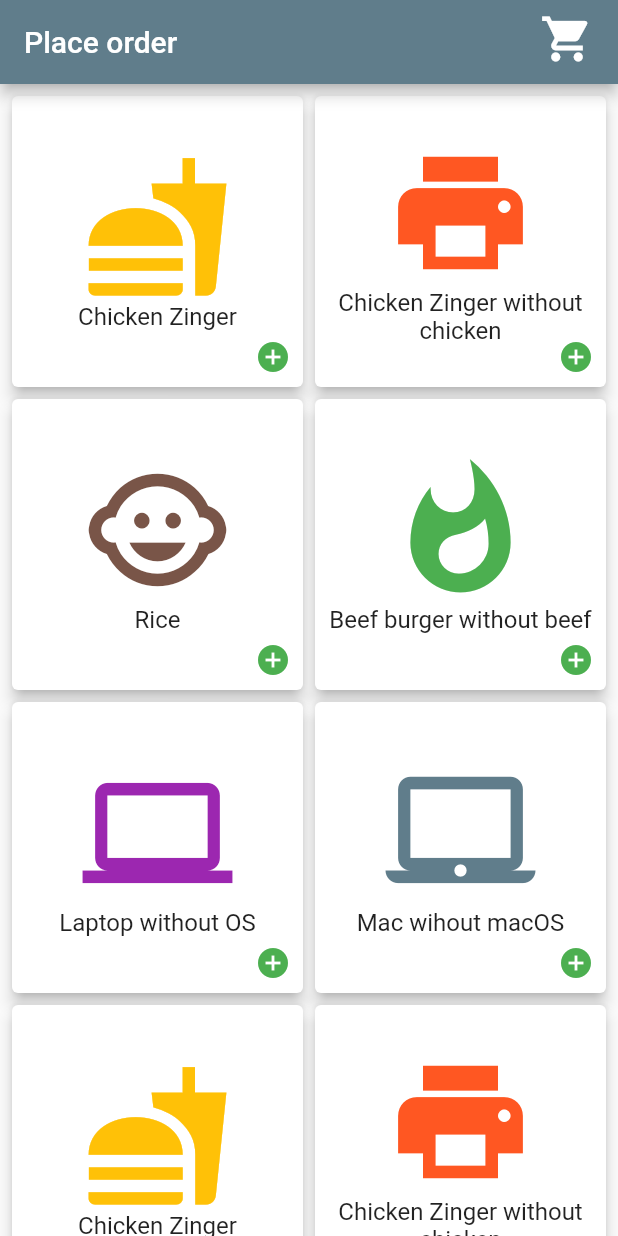
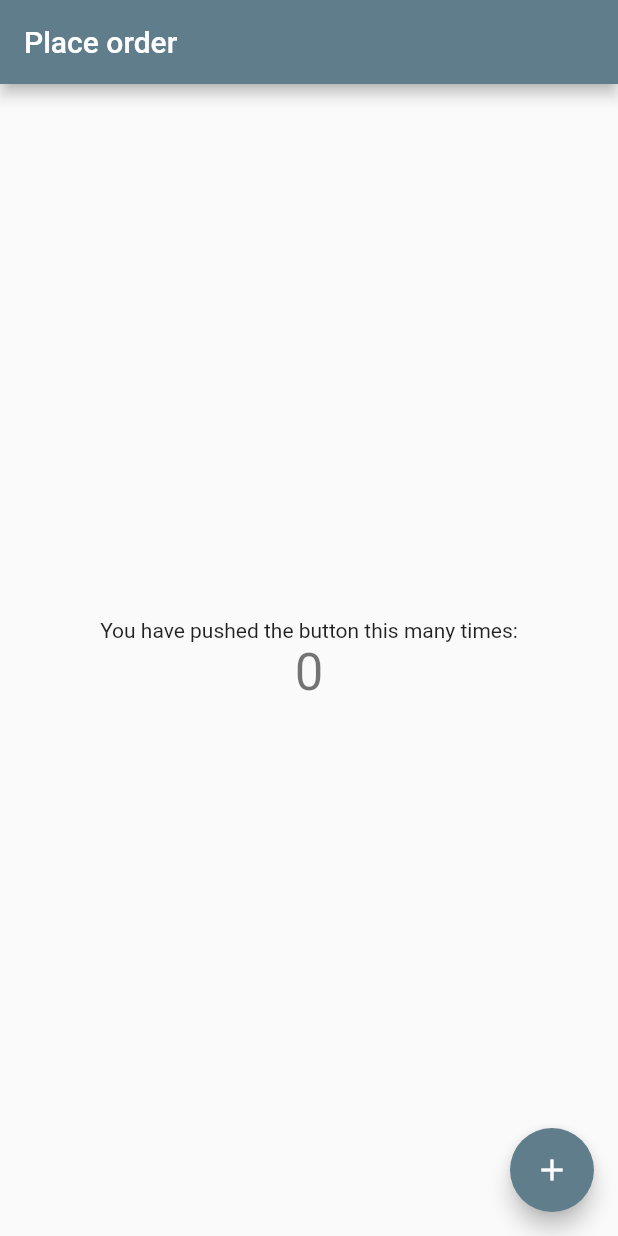
Before and after one commit to miromin/my-flutter-app, a Flutter app: the screen it shows after launch, on a phone screen of 412 x 824 dp. Run offline on Flutter 3.47's test engine with Material 2 defaults, Android fonts, the phone set to English and light mode, and no system bars; missing offline and left inert: mailer.

```diff
--- a/lib/main.dart
+++ b/lib/main.dart
@@ -13,7 +13,7 @@ class MyApp extends StatelessWidget {
       theme: ThemeData(
         primarySwatch: Colors.blueGrey,
       ),
-      home: MyHomePage(title: 'Place order'),
+      home: MyHomePage1(title: 'Place order'),
     );
   }
 }
@@ -293,3 +293,118 @@ class _MyHomePageState extends State<MyHomePage> {
     });
   }
 }
+
+
+
+// Initial project template
+class MyApp1 extends StatelessWidget {
+  // This widget is the root of your application.
+  @override
+  Widget build(BuildContext context) {
+    return MaterialApp(
+      title: 'Flutter Demo',
+      theme: ThemeData(
+        // This is the theme of your application.
+        //
+        // Try running your application with "flutter run". You'll see the
+        // application has a blue toolbar. Then, without quitting the app, try
+        // changing the primarySwatch below to Colors.green and then invoke
+        // "hot reload" (press "r" in the console where you ran "flutter run",
+        // or simply save your changes to "hot reload" in a Flutter IDE).
+        // Notice that the counter didn't reset back to zero; the application
+        // is not restarted.
+        primarySwatch: Colors.blue,
+        // This makes the visual density adapt to the platform that you run
+        // the app on. For desktop platforms, the controls will be smaller and
+        // closer together (more dense) than on mobile platforms.
+        visualDensity: VisualDensity.adaptivePlatformDensity,
+      ),
+      home: MyHomePage1(title: 'Flutter Demo Home Page'),
+    );
+  }
+}
+
+class MyHomePage1 extends StatefulWidget {
+  MyHomePage1({Key key, this.title}) : super(key: key);
+
+  // This widget is the home page of your application. It is stateful, meaning
+  // that it has a State object (defined below) that contains fields that affect
+  // how it looks.
+
+  // This class is the configuration for the state. It holds the values (in this
+  // case the title) provided by the parent (in this case the App widget) and
+  // used by the build method of the State. Fields in a Widget subclass are
+  // always marked "final".
+
+  final String title;
+
+  @override
+  _MyHomePageState1 createState() => _MyHomePageState1();
+}
+
+class _MyHomePageState1 extends State<MyHomePage1> {
+  int _counter = 0;
+
+  void _incrementCounter() {
+    setState(() {
+      // This call to setState tells the Flutter framework that something has
+      // changed in this State, which causes it to rerun the build method below
+      // so that the display can reflect the updated values. If we changed
+      // _counter without calling setState(), then the build method would not be
+      // called again, and so nothing would appear to happen.
+      _counter++;
+    });
+  }
+
+  @override
+  Widget build(BuildContext context) {
+    // This method is rerun every time setState is called, for instance as done
+    // by the _incrementCounter method above.
+    //
+    // The Flutter framework has been optimized to make rerunning build methods
+    // fast, so that you can just rebuild anything that needs updating rather
+    // than having to individually change instances of widgets.
+    return Scaffold(
+      appBar: AppBar(
+        // Here we take the value from the MyHomePage object that was created by
+        // the App.build method, and use it to set our appbar title.
+        title: Text(widget.title),
+      ),
+      body: Center(
+        // Center is a layout widget. It takes a single child and positions it
+        // in the middle of the parent.
+        child: Column(
+          // Column is also a layout widget. It takes a list of children and
+          // arranges them vertically. By default, it sizes itself to fit its
+          // children horizontally, and tries to be as tall as its parent.
+          //
+          // Invoke "debug painting" (press "p" in the console, choose the
+          // "Toggle Debug Paint" action from the Flutter Inspector in Android
+          // Studio, or the "Toggle Debug Paint" command in Visual Studio Code)
+          // to see the wireframe for each widget.
+          //
+          // Column has various properties to control how it sizes itself and
+          // how it positions its children. Here we use mainAxisAlignment to
+          // center the children vertically; the main axis here is the vertical
+          // axis because Columns are vertical (the cross axis would be
+          // horizontal).
+          mainAxisAlignment: MainAxisAlignment.center,
+          children: <Widget>[
+            Text(
+              'You have pushed the button this many times:',
+            ),
+            Text(
+              '$_counter',
+              style: Theme.of(context).textTheme.headline4,
+            ),
+          ],
+        ),
+      ),
+      floatingActionButton: FloatingActionButton(
+        onPressed: _incrementCounter,
+        tooltip: 'Increment',
+        child: Icon(Icons.add),
+      ), // This trailing comma makes auto-formatting nicer for build methods.
+    );
+  }
+}
```
